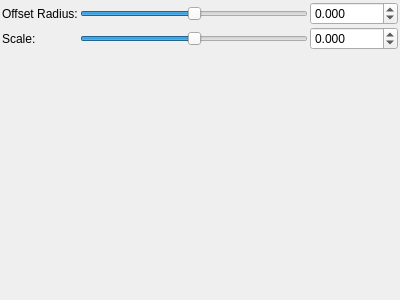
buddhi1980/mandelbulber2, file mandelbulber2/qt_data/fractal_transf_spherical_offset.ui: the form before one commit.
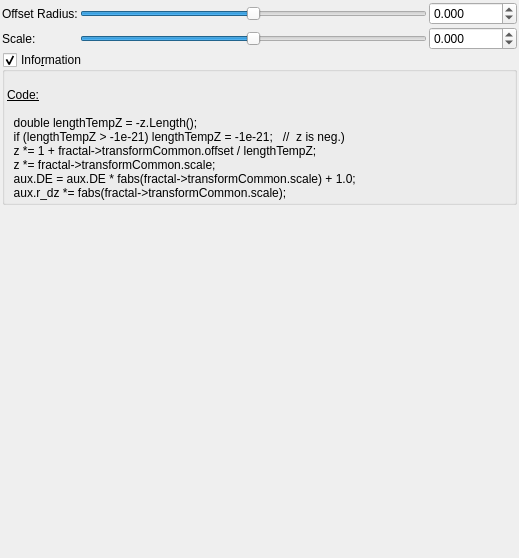
The form after the commit. Custom widgets are drawn as their Qt base class.

What changed in the file:
```diff
--- a/mandelbulber2/qt_data/fractal_transf_spherical_offset.ui
+++ b/mandelbulber2/qt_data/fractal_transf_spherical_offset.ui
@@ -6,8 +6,8 @@
    <rect>
     <x>0</x>
     <y>0</y>
-    <width>400</width>
-    <height>300</height>
+    <width>519</width>
+    <height>558</height>
    </rect>
   </property>
   <property name="windowTitle">
@@ -156,6 +156,64 @@
      </item>
     </layout>
    </item>
+   <item>
+    <widget class="MyGroupBox" name="groupCheck_info">
+     <property name="title">
+      <string>Info&amp;rmation</string>
+     </property>
+     <property name="flat">
+      <bool>false</bool>
+     </property>
+     <property name="checkable">
+      <bool>true</bool>
+     </property>
+     <layout class="QVBoxLayout" name="verticalLayout_2">
+      <property name="spacing">
+       <number>2</number>
+      </property>
+      <property name="leftMargin">
+       <number>2</number>
+      </property>
+      <property name="topMargin">
+       <number>2</number>
+      </property>
+      <property name="rightMargin">
+       <number>2</number>
+      </property>
+      <property name="bottomMargin">
+       <number>2</number>
+      </property>
+      <item>
+       <widget class="QLabel" name="label_4">
+        <property name="text">
+         <string>&lt;!DOCTYPE HTML PUBLIC &quot;-//W3C//DTD HTML 4.0//EN&quot; &quot;http://www.w3.org/TR/REC-html40/strict.dtd&quot;&gt;
+&lt;html&gt;&lt;head&gt;&lt;meta name=&quot;qrichtext&quot; content=&quot;1&quot; /&gt;&lt;style type=&quot;text/css&quot;&gt;
+p, li { white-space: pre-wrap; }
+&lt;/style&gt;&lt;/head&gt;&lt;body&gt;
+&lt;p style=&quot;-qt-paragraph-type:empty; margin-top:0px; margin-bottom:0px; margin-left:0px; margin-right:0px; -qt-block-indent:0; text-indent:0px;&quot;&gt;&lt;br /&gt;&lt;/p&gt;
+&lt;p style=&quot; margin-top:0px; margin-bottom:0px; margin-left:0px; margin-right:0px; -qt-block-indent:0; text-indent:0px;&quot;&gt;&lt;span style=&quot; text-decoration: underline;&quot;&gt;Code:&lt;/span&gt;&lt;/p&gt;
+&lt;p style=&quot;-qt-paragraph-type:empty; margin-top:0px; margin-bottom:0px; margin-left:0px; margin-right:0px; -qt-block-indent:0; text-indent:0px; text-decoration: underline;&quot;&gt;&lt;br /&gt;&lt;/p&gt;
+&lt;p style=&quot; margin-top:0px; margin-bottom:0px; margin-left:0px; margin-right:0px; -qt-block-indent:0; text-indent:0px;&quot;&gt;  double lengthTempZ = -z.Length();&lt;/p&gt;
+&lt;p style=&quot; margin-top:0px; margin-bottom:0px; margin-left:0px; margin-right:0px; -qt-block-indent:0; text-indent:0px;&quot;&gt;  if (lengthTempZ &amp;gt; -1e-21) lengthTempZ = -1e-21;   //  z is neg.)&lt;/p&gt;
+&lt;p style=&quot; margin-top:0px; margin-bottom:0px; margin-left:0px; margin-right:0px; -qt-block-indent:0; text-indent:0px;&quot;&gt;  z *= 1 + fractal-&amp;gt;transformCommon.offset / lengthTempZ;&lt;/p&gt;
+&lt;p style=&quot; margin-top:0px; margin-bottom:0px; margin-left:0px; margin-right:0px; -qt-block-indent:0; text-indent:0px;&quot;&gt;  z *= fractal-&amp;gt;transformCommon.scale;&lt;/p&gt;
+&lt;p style=&quot; margin-top:0px; margin-bottom:0px; margin-left:0px; margin-right:0px; -qt-block-indent:0; text-indent:0px;&quot;&gt;  aux.DE = aux.DE * fabs(fractal-&amp;gt;transformCommon.scale) + 1.0;&lt;/p&gt;
+&lt;p style=&quot; margin-top:0px; margin-bottom:0px; margin-left:0px; margin-right:0px; -qt-block-indent:0; text-indent:0px;&quot;&gt;  aux.r_dz *= fabs(fractal-&amp;gt;transformCommon.scale);&lt;/p&gt;&lt;/body&gt;&lt;/html&gt;</string>
+        </property>
+        <property name="wordWrap">
+         <bool>true</bool>
+        </property>
+        <property name="openExternalLinks">
+         <bool>true</bool>
+        </property>
+        <property name="textInteractionFlags">
+         <set>Qt::LinksAccessibleByMouse|Qt::TextSelectableByMouse</set>
+        </property>
+       </widget>
+      </item>
+     </layout>
+    </widget>
+   </item>
    <item>
     <spacer name="verticalSpacer">
      <property name="orientation">
@@ -177,6 +235,12 @@
    <extends>QDoubleSpinBox</extends>
    <header>mydoublespinbox.h</header>
   </customwidget>
+  <customwidget>
+   <class>MyGroupBox</class>
+   <extends>QGroupBox</extends>
+   <header>mygroupbox.h</header>
+   <container>1</container>
+  </customwidget>
  </customwidgets>
  <resources/>
  <connections/>
```
